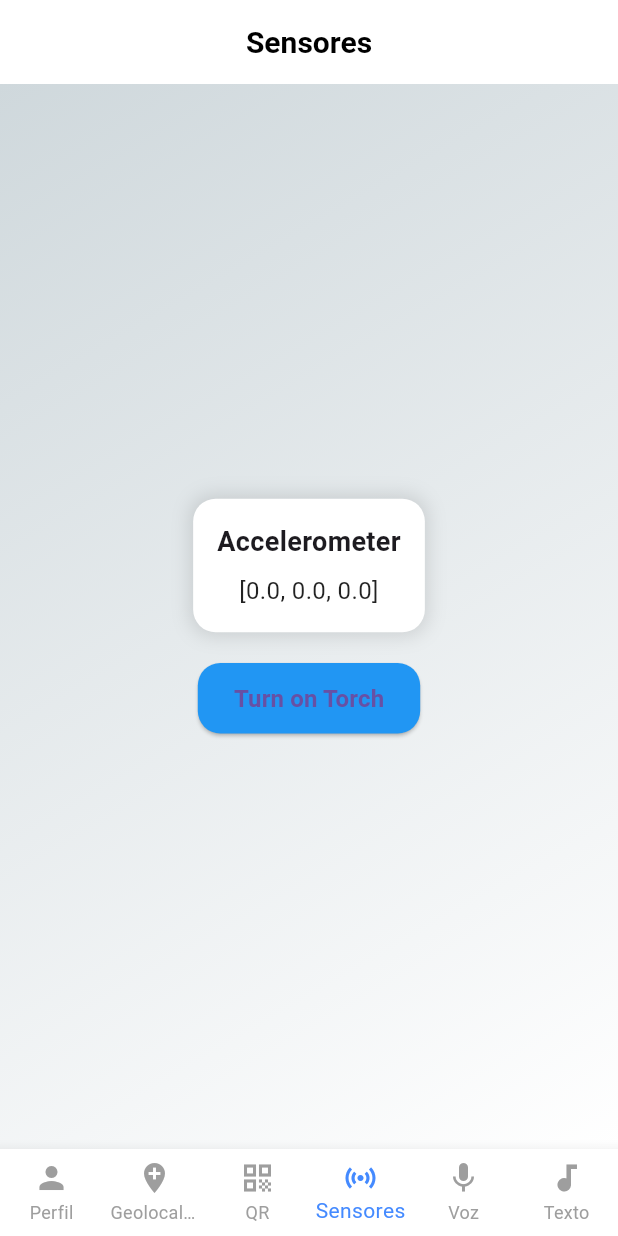
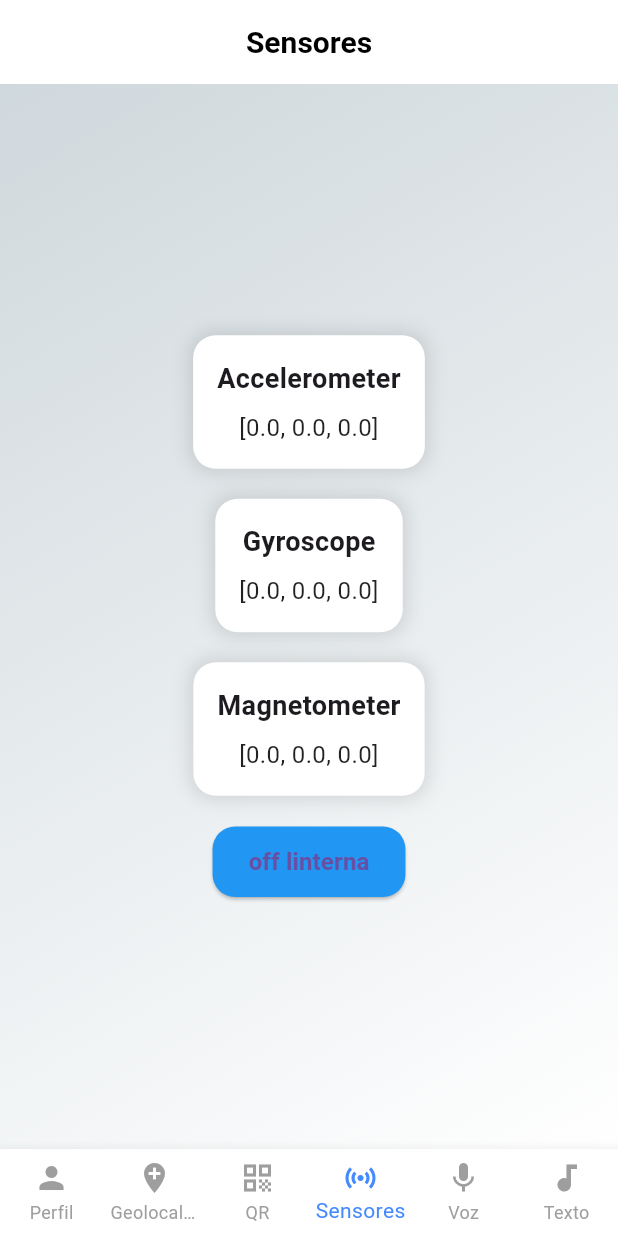
Before and after one commit to AngelMerlinO/app-movil-C2, a Flutter app: the screen it shows after launch, item 4 of the bottom bar chosen, on a phone screen of 412 x 824 dp. Run offline on Flutter 3.47's test engine with Material 3 defaults, Android fonts, the phone set to English and light mode, and no system bars; our stand-ins replace flutter_tts, font_awesome_flutter, geolocator, sensors_plus, speech_to_text; missing offline and left inert: mobile_scanner, torch_light.

Commit message:
add home and sensor

```diff
--- a/lib/pages/sensorplus.dart
+++ b/lib/pages/sensorplus.dart
@@ -11,16 +11,32 @@ class SensorPlusPage extends StatefulWidget {
 
 class _SensorPlusPageState extends State<SensorPlusPage> {
   List<double> _accelerometerValues = [0.0, 0.0, 0.0];
+  List<double> _gyroscopeValues = [0.0, 0.0, 0.0];
+  List<double> _magnetometerValues = [0.0, 0.0, 0.0];
   bool _isTorchOn = false;
 
   @override
   void initState() {
     super.initState();
 
-    // ignore: deprecated_member_use
+    // Listen to accelerometer events
     accelerometerEvents.listen((AccelerometerEvent event) {
       setState(() {
         _accelerometerValues = <double>[event.x, event.y, event.z];
+      });
+    });
+
+    // Listen to gyroscope events
+    gyroscopeEvents.listen((GyroscopeEvent event) {
+      setState(() {
+        _gyroscopeValues = <double>[event.x, event.y, event.z];
+      });
+    });
+
+    // Listen to magnetometer events
+    magnetometerEvents.listen((MagnetometerEvent event) {
+      setState(() {
+        _magnetometerValues = <double>[event.x, event.y, event.z];
       });
     });
   }
@@ -36,7 +52,6 @@ class _SensorPlusPageState extends State<SensorPlusPage> {
         _isTorchOn = !_isTorchOn;
       });
     } catch (e) {
-      // ignore: avoid_print
       print('Error: $e');
     }
   }
@@ -44,6 +59,8 @@ class _SensorPlusPageState extends State<SensorPlusPage> {
   @override
   Widget build(BuildContext context) {
     final List<String> accelerometer = _accelerometerValues.map((double v) => v.toStringAsFixed(1)).toList();
+    final List<String> gyroscope = _gyroscopeValues.map((double v) => v.toStringAsFixed(1)).toList();
+    final List<String> magnetometer = _magnetometerValues.map((double v) => v.toStringAsFixed(1)).toList();
 
     return Scaffold(
       appBar: AppBar(
@@ -69,7 +86,35 @@ class _SensorPlusPageState extends State<SensorPlusPage> {
           child: Column(
             mainAxisAlignment: MainAxisAlignment.center,
             children: <Widget>[
-              Container(
+              _buildSensorCard('Accelerometer', accelerometer),
+              const SizedBox(height: 20),
+              _buildSensorCard('Gyroscope', gyroscope),
+              const SizedBox(height: 20),
+              _buildSensorCard('Magnetometer', magnetometer),
+              const SizedBox(height: 20),
+              ElevatedButton(
+                onPressed: _toggleTorch,
+                style: ElevatedButton.styleFrom(
+                  backgroundColor: _isTorchOn ? Colors.red : Colors.blue,
+                  shape: RoundedRectangleBorder(
+                    borderRadius: BorderRadius.circular(15),
+                  ),
+                  padding: const EdgeInsets.symmetric(horizontal: 24, vertical: 12),
+                ),
+                child: Text(
+                  _isTorchOn ? 'On linterna' : 'off linterna',
+                  style: const TextStyle(fontSize: 16, fontWeight: FontWeight.bold),
+                ),
+              ),
+            ],
+          ),
+        ),
+      ),
+    );
+  }
+
+  Widget _buildSensorCard(String title, List<String> values) {
+    return Container(
       padding: const EdgeInsets.all(16.0),
       decoration: BoxDecoration(
         color: Colors.white,
@@ -84,16 +129,16 @@ class _SensorPlusPageState extends State<SensorPlusPage> {
       ),
       child: Column(
         children: [
-                    const Text(
-                      'Accelerometer',
-                      style: TextStyle(
+          Text(
+            title,
+            style: const TextStyle(
               fontWeight: FontWeight.bold,
               fontSize: 18,
             ),
           ),
           const SizedBox(height: 8.0),
           Text(
-                      accelerometer.toString(),
+            values.toString(),
             style: const TextStyle(
               fontSize: 16,
               color: Colors.black87,
@@ -102,26 +147,6 @@ class _SensorPlusPageState extends State<SensorPlusPage> {
           ),
         ],
       ),
-              ),
-              const SizedBox(height: 20),
-              ElevatedButton(
-                onPressed: _toggleTorch,
-                style: ElevatedButton.styleFrom(
-                  backgroundColor: _isTorchOn ? Colors.red : Colors.blue,
-                  shape: RoundedRectangleBorder(
-                    borderRadius: BorderRadius.circular(15),
-                  ),
-                  padding: const EdgeInsets.symmetric(horizontal: 24, vertical: 12),
-                ),
-                child: Text(
-                  _isTorchOn ? 'Turn off Torch' : 'Turn on Torch',
-                  style: const TextStyle(fontSize: 16, fontWeight: FontWeight.bold),
-                ),
-              ),
-            ],
-          ),
-        ),
-      ),
     );
   }
 }
--- a/pubspec.yaml
+++ b/pubspec.yaml
@@ -22,6 +22,7 @@ dependencies:
   torch_light: ^1.1.0
   speech_to_text: ^7.0.0
   flutter_tts: ^4.0.2
+  font_awesome_flutter: ^10.1.0
 
 dev_dependencies:
   flutter_test:
```
Also changed, not shown: lib/pages/home.dart (+15 -13 lines), pubspec.lock. Lines whose indentation alone changed are shown as unchanged.
